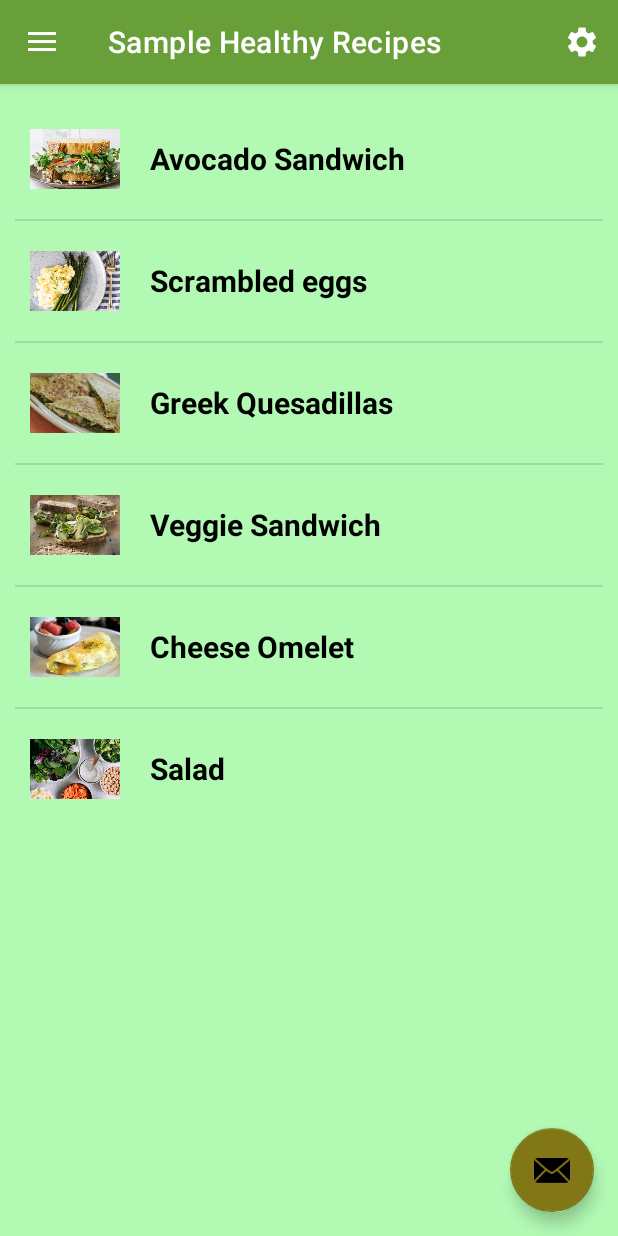
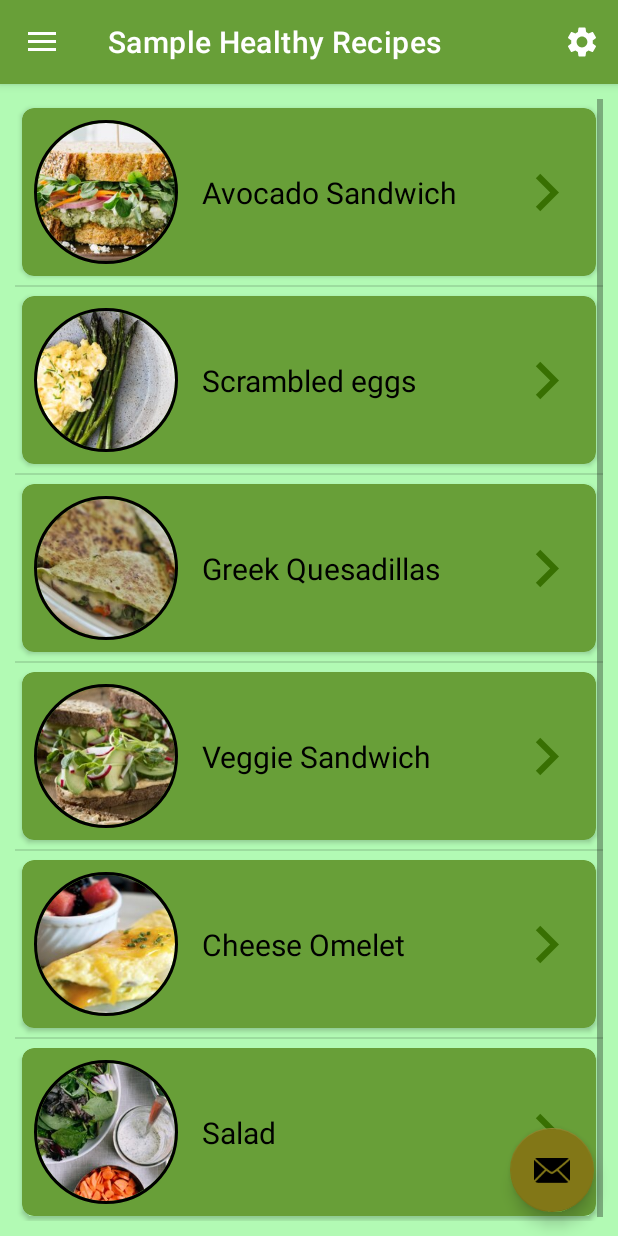
Before and after one commit to KrishnanDevika/MyDietBalanceApplication, an Android app: the screen it shows after launch (MainActivity), in the side drawer, after a tap on "Sample Healthy Recipes", on a phone screen of 412 x 824 dp. Run offline under Robolectric (Android 15) with nearby library versions, the phone set to English and light mode, and no system bars; our stand-ins replace CircleImageView, navigation-ui.

Commit message:
Modifed layout style for Recipe List and Contact list

```diff
--- a/app/build.gradle
+++ b/app/build.gradle
@@ -32,6 +32,7 @@ android {
 
 dependencies {
 
+    implementation 'de.hdodenhof:circleimageview:3.1.0'
     implementation 'androidx.appcompat:appcompat:1.3.1'
     implementation 'com.google.android.material:material:1.4.0'
     implementation 'androidx.constraintlayout:constraintlayout:2.1.1'
--- /dev/null
+++ b/app/src/main/res/drawable/ic_baseline_navigate_next_24.xml
@@ -0,0 +1,5 @@
+<vector android:autoMirrored="true" android:height="24dp"
+    android:tint="#387002" android:viewportHeight="24"
+    android:viewportWidth="24" android:width="24dp" xmlns:android="http://schemas.android.com/apk/res/android">
+    <path android:fillColor="@android:color/white" android:pathData="M10,6L8.59,7.41 13.17,12l-4.58,4.59L10,18l6,-6z"/>
+</vector>
--- a/app/src/main/res/layout/custom_list_view.xml
+++ b/app/src/main/res/layout/custom_list_view.xml
@@ -1,23 +1,52 @@
 <?xml version="1.0" encoding="utf-8"?>
-<LinearLayout xmlns:android="http://schemas.android.com/apk/res/android"
+<androidx.cardview.widget.CardView xmlns:android="http://schemas.android.com/apk/res/android"
+    xmlns:app="http://schemas.android.com/apk/res-auto"
     android:layout_width="match_parent"
-    android:layout_height="match_parent"
-    android:orientation="horizontal">
+    android:layout_height="wrap_content"
+    app:cardBackgroundColor="@color/green_500"
+    app:cardCornerRadius="8dp"
+    app:cardUseCompatPadding="true">
 
-    <ImageView
-        android:id="@+id/recipeImage"
-        android:layout_width="@dimen/list_icon_width"
-        android:layout_height="@dimen/list_icon_height"
-        android:padding="@dimen/layout_padding"/>
+    <androidx.constraintlayout.widget.ConstraintLayout
+        android:layout_width="match_parent"
+        android:layout_height="wrap_content">
 
-    <TextView
-        android:id="@+id/recipeName"
-        android:layout_width="match_parent"
-        android:layout_height="wrap_content"
-        android:layout_gravity="center"
-        android:textColor="@color/black"
-        android:textSize="@dimen/list_text_size"
-        android:textStyle="bold"
-        android:padding="@dimen/layout_padding"/>
 
-</LinearLayout>
+        <de.hdodenhof.circleimageview.CircleImageView
+            android:id="@+id/recipeImage"
+            android:layout_width="96dp"
+            android:layout_height="96dp"
+            android:layout_marginStart="8dp"
+            android:layout_marginTop="8dp"
+            android:layout_marginBottom="8dp"
+            android:src="@drawable/eggs"
+            app:civ_border_color="#000000"
+            app:civ_border_width="2dp"
+            app:layout_constraintBottom_toBottomOf="parent"
+            app:layout_constraintStart_toStartOf="parent"
+            app:layout_constraintTop_toTopOf="parent" />
+
+        <TextView
+            android:id="@+id/recipeName"
+            android:layout_width="wrap_content"
+            android:layout_height="wrap_content"
+            android:layout_marginStart="16dp"
+            android:text="Breakfast"
+            android:textColor="@color/black"
+            android:textSize="20sp"
+            app:layout_constraintBottom_toBottomOf="@+id/recipeImage"
+            app:layout_constraintStart_toEndOf="@+id/recipeImage"
+            app:layout_constraintTop_toTopOf="@+id/recipeImage" />
+
+        <ImageView
+            android:id="@+id/imageView2"
+            android:layout_width="50dp"
+            android:layout_height="50dp"
+            android:layout_marginEnd="8dp"
+            app:layout_constraintBottom_toBottomOf="@+id/recipeImage"
+            app:layout_constraintEnd_toEndOf="parent"
+            app:layout_constraintTop_toTopOf="@+id/recipeImage"
+            app:srcCompat="@drawable/ic_baseline_navigate_next_24" />
+
+    </androidx.constraintlayout.widget.ConstraintLayout>
+</androidx.cardview.widget.CardView>
--- a/app/src/main/res/layout/fragment_more_info.xml
+++ b/app/src/main/res/layout/fragment_more_info.xml
@@ -2,8 +2,9 @@
 <LinearLayout xmlns:android="http://schemas.android.com/apk/res/android"
     xmlns:tools="http://schemas.android.com/tools"
     android:layout_width="match_parent"
-    android:layout_height="wrap_content"
+    android:layout_height="match_parent"
     android:orientation="vertical"
+    android:background="@color/light_lime"
     tools:context=".ContactsList.MoreInfoFragment">
 
     <ListView
--- a/app/src/main/res/values/dimens.xml
+++ b/app/src/main/res/values/dimens.xml
@@ -15,7 +15,7 @@
     <dimen name="list_text_size">20sp</dimen>
     <dimen name="title_size">24sp</dimen>
     <dimen name="heading_title_size">30sp</dimen>
-    <dimen name="contact_list_text_size">16sp</dimen>
+    <dimen name="contact_list_text_size">18sp</dimen>
     <dimen name="contact_title_size">20sp</dimen>
 
 </resources>
```
Also changed, not shown: app/src/main/res/layout/contact_list_view.xml (+43 -18 lines).
